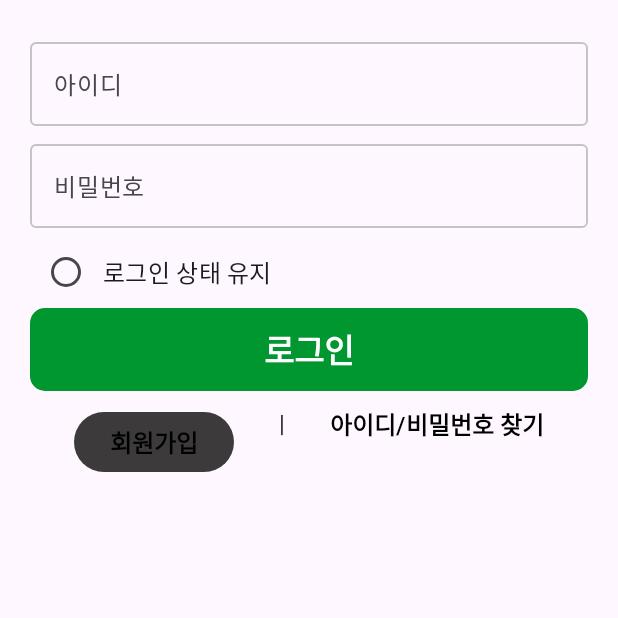
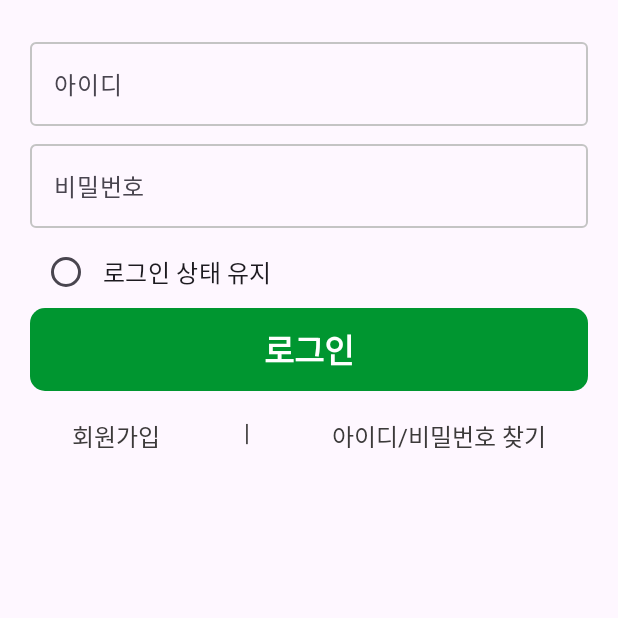
Before and after one commit to choorai/excuse-me-android, an Android app built with Jetpack Compose: the composable InputSection shown on its own in the app's theme, on a phone screen of 412 x 824 dp, the top half of it. Run offline under Robolectric (Android 15) with nearby library versions, the phone set to English and light mode, and no system bars; 2 statements that could not run were skipped.

Commit message:
#5 : 로그인 화면에서 회원가입 버튼 클릭 시 routing 추가
- 그 외 간단한 스타일 변경 (최초 텍스트 객체로 되어 있어서, onClick event 감지를 위해 TextButton 객체로 변경)

```diff
--- a/app/src/main/java/choorai/projects/excuseme/presentation/login/LoginScreen.kt
+++ b/app/src/main/java/choorai/projects/excuseme/presentation/login/LoginScreen.kt
@@ -3,6 +3,7 @@ package choorai.projects.excuseme.presentation.login
 import android.annotation.SuppressLint
 import androidx.compose.foundation.BorderStroke
 import androidx.compose.foundation.Image
+import androidx.compose.foundation.background
 import androidx.compose.foundation.isSystemInDarkTheme
 import androidx.compose.foundation.layout.Arrangement
 import androidx.compose.foundation.layout.Box
@@ -25,6 +26,7 @@ import androidx.compose.material3.OutlinedTextFieldDefaults
 import androidx.compose.material3.RadioButton
 import androidx.compose.material3.Surface
 import androidx.compose.material3.Text
+import androidx.compose.material3.TextButton
 import androidx.compose.runtime.Composable
 import androidx.compose.runtime.mutableStateOf
 import androidx.compose.runtime.remember
@@ -45,6 +47,7 @@ import androidx.compose.ui.unit.sp
 import androidx.navigation.NavHostController
 import choorai.projects.excuseme.R
 import choorai.projects.excuseme.Screen
+import choorai.projects.excuseme.ui.theme.DarkModeTextColor
 import choorai.projects.excuseme.ui.theme.primaryColor
 import choorai.projects.excuseme.ui.theme.secondaryColor
 
@@ -191,25 +194,41 @@ private fun InputSection(navController: NavHostController) {
             horizontalArrangement = Arrangement.SpaceEvenly
         ) {
             // TODO : 향후 페이지 이동을 위한 처리 OR 해당 처리가 안된다면 button 객체로 바꿀 필요 존재
-            Button(onClick = { navController.navigate(Screen.SignUp.route) }) {
+            TextButton(
+                onClick = { navController.navigate(Screen.SignUp.route) },
+                modifier = Modifier.height(36.dp)
+            ) {
                 Text(
                     text = "회원가입",
                     style = TextStyle(
                         fontSize = 16.sp,
-                        fontWeight = FontWeight.SemiBold,
-                        color = Color.Black
+                        color = MaterialTheme.colorScheme.primary
                     )
                 )
             }
-            Text(text = "|")
-            Text(
-                text = "아이디/비밀번호 찾기",
-                style = TextStyle(
-                    fontSize = 16.sp,
-                    fontWeight = FontWeight.SemiBold,
-                    color = Color.Black
+            // 형식 맞추기 위해서 버튼객체로 생성. 실제로는 클릭되지 않음. 단순 텍스트 표현을 위해 추가
+            TextButton(onClick = {}, enabled = false, modifier = Modifier.height(36.dp)) {
+                Text(
+                    text = "|",
+                    style = TextStyle(
+                        fontSize = 16.sp,
+                        color = MaterialTheme.colorScheme.primary
+                    )
                 )
-            )
+            }
+            TextButton(
+                onClick = { /* TODO : 아이디,비밀번호 찾기 화면으로 이동하는 처리 추가 필요 */ },
+                modifier = Modifier.height(36.dp)
+            ) {
+
+                Text(
+                    text = "아이디/비밀번호 찾기",
+                    style = TextStyle(
+                        fontSize = 16.sp,
+                        color = MaterialTheme.colorScheme.primary
+                    )
+                )
+            }
         }
     }
 }
@@ -280,7 +299,7 @@ private fun SocialLoginButton(
                 .padding(start = 15.dp),
             verticalAlignment = Alignment.CenterVertically
         ) {
-            Text(text = socialLoginText, color = Color(0xFF707070), fontSize = 18.sp)
+            Text(text = socialLoginText, color = MaterialTheme.colorScheme.primary, fontSize = 16.sp)
         }
     }
 }
```
